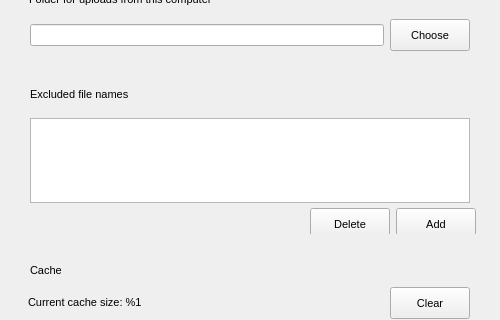
First picture: the form in Source/MEGASync/gui/macx/SettingsDialog.ui, repository meganz/MEGAsync, before the edit; both pictures show x 0 to 500 and y 99 to 419 of the 500 by 585 pixel window.
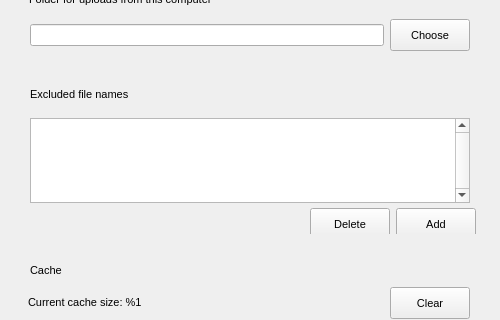
Second picture: the form after the edit. The open tabs and pages were chosen to show the change. Icons and pictures are not drawn.

Commit message: Fix problem with scroll bar OS X

Patch:
```diff
--- a/Source/MEGASync/gui/macx/SettingsDialog.ui
+++ b/Source/MEGASync/gui/macx/SettingsDialog.ui
@@ -2539,6 +2539,12 @@
                <property name="styleSheet">
                 <string notr="true">margin:0px;</string>
                </property>
+               <property name="verticalScrollBarPolicy">
+                <enum>Qt::ScrollBarAlwaysOn</enum>
+               </property>
+               <property name="horizontalScrollBarPolicy">
+                <enum>Qt::ScrollBarAlwaysOff</enum>
+               </property>
                <property name="selectionMode">
                 <enum>QAbstractItemView::ExtendedSelection</enum>
                </property>
```
Left out of the diff: 2 changed lines with no effect on the pictures.
